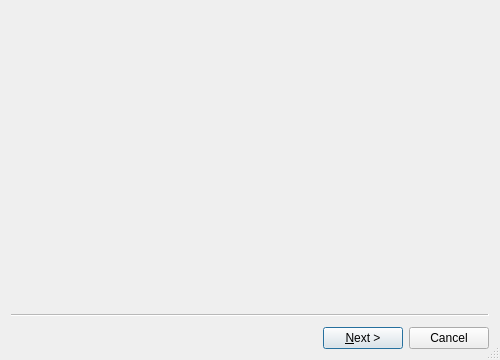
First picture: the form in src/qt/forms/voting/pollwizard.ui, repository gridcoin-community/Gridcoin-Research, before the edit.
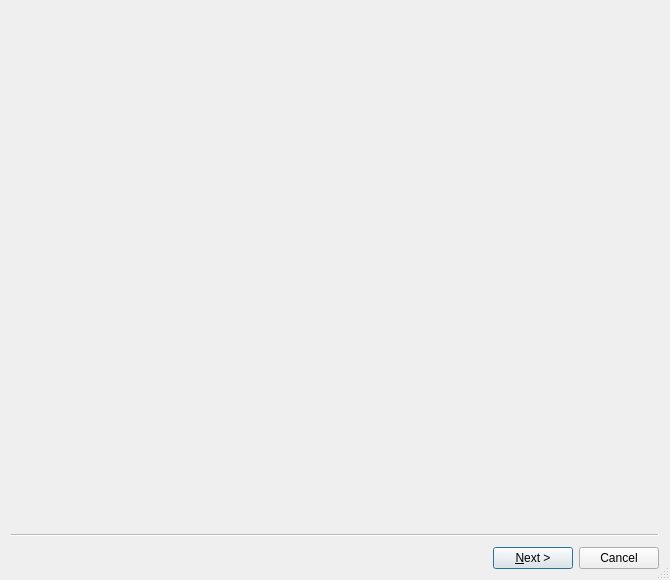
Second picture: the form after the edit. Custom widgets are drawn as their Qt base class.

Patch:
```diff
--- a/src/qt/forms/voting/pollwizard.ui
+++ b/src/qt/forms/voting/pollwizard.ui
@@ -6,8 +6,8 @@
    <rect>
     <x>0</x>
     <y>0</y>
-    <width>500</width>
-    <height>360</height>
+    <width>670</width>
+    <height>580</height>
    </rect>
   </property>
   <property name="sizePolicy">
```
